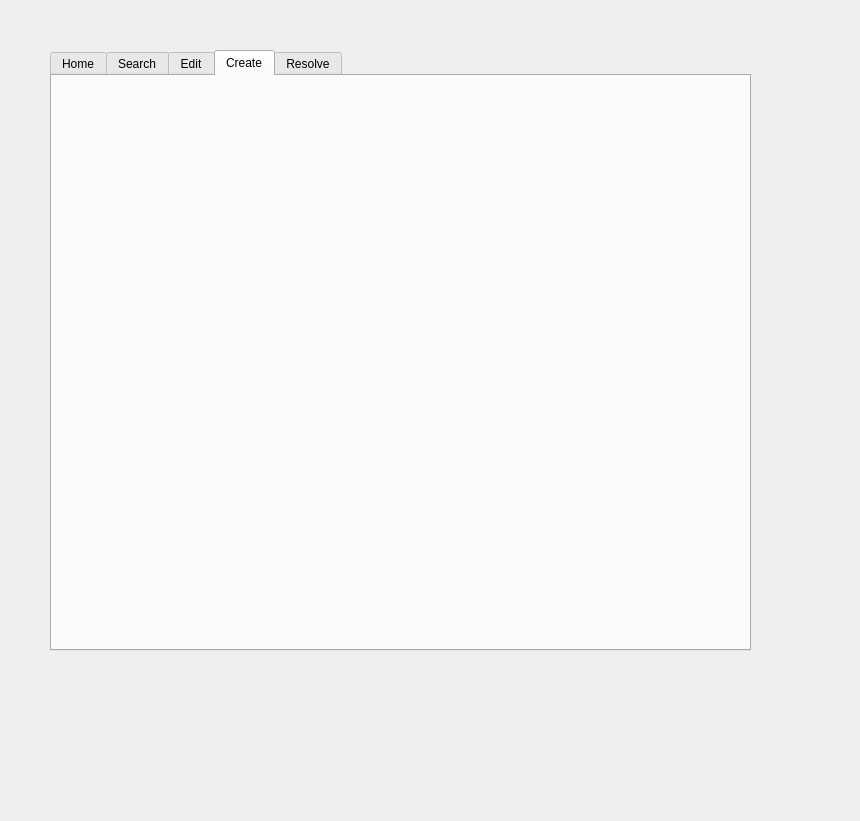
The window that ui/Admin_Level2_Access.ui (Capstone-RFID/Code) describes before a commit, drawn with Qt 5.
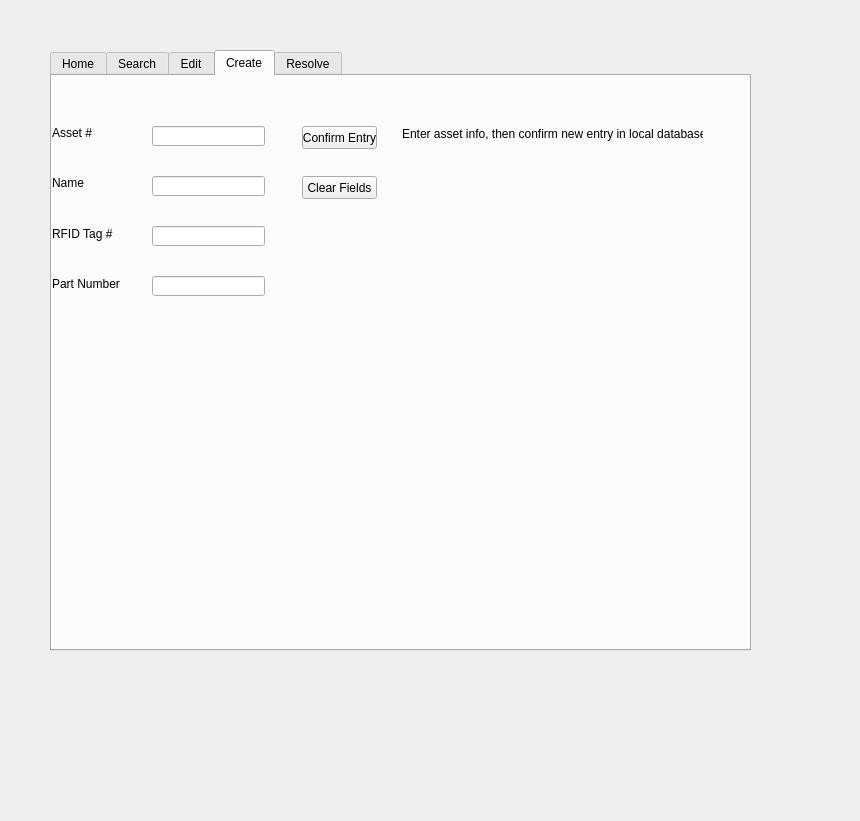
The same window after the commit. The open tabs and pages were chosen to show the change.

Commit message: Added Create and Resolve Tabs to Admin

```diff
--- a/ui/Admin_Level2_Access.ui
+++ b/ui/Admin_Level2_Access.ui
@@ -424,6 +424,143 @@
     <attribute name="title">
      <string>Create</string>
     </attribute>
+    <widget class="QLabel" name="Create_Name_Label">
+     <property name="geometry">
+      <rect>
+       <x>0</x>
+       <y>100</y>
+       <width>47</width>
+       <height>13</height>
+      </rect>
+     </property>
+     <property name="text">
+      <string>Name</string>
+     </property>
+    </widget>
+    <widget class="QLabel" name="Create_Asset_Num_Label">
+     <property name="geometry">
+      <rect>
+       <x>0</x>
+       <y>50</y>
+       <width>47</width>
+       <height>13</height>
+      </rect>
+     </property>
+     <property name="text">
+      <string>Asset #</string>
+     </property>
+    </widget>
+    <widget class="QPushButton" name="Create_Clear_Fields_Button">
+     <property name="geometry">
+      <rect>
+       <x>250</x>
+       <y>100</y>
+       <width>75</width>
+       <height>23</height>
+      </rect>
+     </property>
+     <property name="text">
+      <string>Clear Fields</string>
+     </property>
+    </widget>
+    <widget class="QPushButton" name="Create_Confirm_Entry_Button">
+     <property name="geometry">
+      <rect>
+       <x>250</x>
+       <y>50</y>
+       <width>75</width>
+       <height>23</height>
+      </rect>
+     </property>
+     <property name="text">
+      <string>Confirm Entry</string>
+     </property>
+    </widget>
+    <widget class="QLabel" name="Create_Prompt_Label">
+     <property name="geometry">
+      <rect>
+       <x>350</x>
+       <y>50</y>
+       <width>301</width>
+       <height>16</height>
+      </rect>
+     </property>
+     <property name="text">
+      <string>Enter asset info, then confirm new entry in local database</string>
+     </property>
+    </widget>
+    <widget class="QLineEdit" name="Create_Asset_Num_Field">
+     <property name="geometry">
+      <rect>
+       <x>100</x>
+       <y>50</y>
+       <width>113</width>
+       <height>20</height>
+      </rect>
+     </property>
+    </widget>
+    <widget class="QLineEdit" name="Create_Name_Field">
+     <property name="geometry">
+      <rect>
+       <x>100</x>
+       <y>100</y>
+       <width>113</width>
+       <height>20</height>
+      </rect>
+     </property>
+    </widget>
+    <widget class="QLabel" name="Create_RFID_Tag_Label">
+     <property name="geometry">
+      <rect>
+       <x>0</x>
+       <y>150</y>
+       <width>101</width>
+       <height>16</height>
+      </rect>
+     </property>
+     <property name="text">
+      <string>RFID Tag #</string>
+     </property>
+    </widget>
+    <widget class="QLineEdit" name="Create_Part_Number_Field">
+     <property name="geometry">
+      <rect>
+       <x>100</x>
+       <y>200</y>
+       <width>113</width>
+       <height>20</height>
+      </rect>
+     </property>
+     <property name="text">
+      <string/>
+     </property>
+    </widget>
+    <widget class="QLineEdit" name="Create_RFID_Tag_Field_3">
+     <property name="geometry">
+      <rect>
+       <x>100</x>
+       <y>150</y>
+       <width>113</width>
+       <height>20</height>
+      </rect>
+     </property>
+     <property name="text">
+      <string/>
+     </property>
+    </widget>
+    <widget class="QLabel" name="Create_Part_Number_Label">
+     <property name="geometry">
+      <rect>
+       <x>0</x>
+       <y>200</y>
+       <width>101</width>
+       <height>16</height>
+      </rect>
+     </property>
+     <property name="text">
+      <string>Part Number</string>
+     </property>
+    </widget>
    </widget>
    <widget class="QWidget" name="Resolve_Tab">
     <attribute name="title">
```
Left out of the diff: 55 changed lines with no effect on the pictures. The commit also changes 1 other file.
